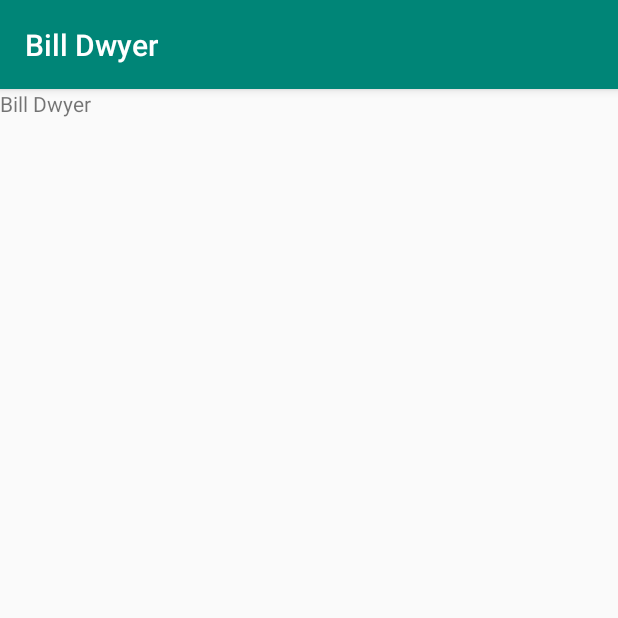
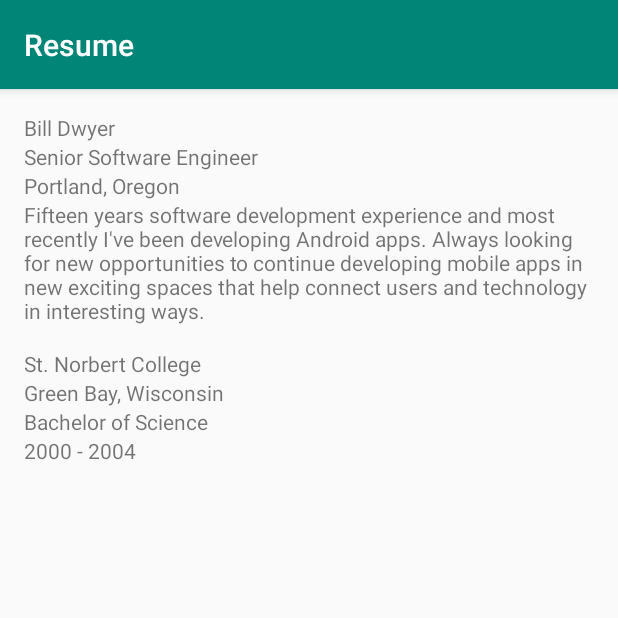
Before and after one commit to AtlasRider/resume_android, an Android app: the screen it shows after launch (MainActivity), on a phone screen of 412 x 824 dp, the top half of it. Run offline under Robolectric (Android 15) with nearby library versions, the phone set to English and light mode, and no system bars; our stand-ins replace data binding; 1 statement that could not run was skipped.

Commit message:
Added "General" and "Education" sections to ResumeFragment

```diff
--- a/android/app/src/main/AndroidManifest.xml
+++ b/android/app/src/main/AndroidManifest.xml
@@ -11,7 +11,7 @@
         android:supportsRtl="true"
         android:theme="@style/AppTheme">
         <activity
-            android:name=".activity.MainActivity"
+            android:name=".ui.activity.MainActivity"
             android:label="@string/app_name"
             android:theme="@style/AppTheme.NoActionBar">
             <intent-filter>
--- a/android/app/src/main/assets/resume.json
+++ b/android/app/src/main/assets/resume.json
@@ -6,8 +6,9 @@
     "intro": "Fifteen years software development experience and most recently I've been developing Android apps. Always looking for new opportunities to continue developing mobile apps in new exciting spaces that help connect users and technology in interesting ways."
   },
   "education": {
-    "start": "2000-09-01",
-    "end": "2004-05-01",
+    "college": "St. Norbert College",
+    "start": "2000",
+    "end": "2004",
     "location": "Green Bay, Wisconsin",
     "degree": "Bachelor of Science",
     "majors": [
--- a/android/app/src/main/java/com/atlasrider/billdwyer/model/ResumeModel.kt
+++ b/android/app/src/main/java/com/atlasrider/billdwyer/data/model/ResumeModel.kt
@@ -1,9 +1,9 @@
-package com.atlasrider.billdwyer.model
+package com.atlasrider.billdwyer.data.model
 
 @Suppress("unused")
-class ResumeModel(
+open class ResumeModel(
         val general: General,
-        val education: Education,
+        open val education: Education,
         val experience: Array<Position>,
         val skills: Array<SkillCategory>,
         val recommendations: Array<Recommendation>) {
@@ -13,12 +13,21 @@ class ResumeModel(
             val currentTitle: String,
             val location: String,
             val intro: String)
-    class Education(
+    open class Education(
+            val college: String,
             val start: String,
             val end: String,
             val location: String,
             val degree: String,
             val majors: Array<String>)
+    class SkillCategory(
+            val category: String,
+            val icon: String,
+            val skills: Array<Skill>){
+        class Skill(
+                val label: String,
+                val icon: String)
+    }
     class Position(
             val id: Int,
             val title: String,
@@ -28,13 +37,6 @@ class ResumeModel(
             val start: String,
             val end: String,
             val description: Array<String>)
-    class SkillCategory(
-            val category: String,
-            val icon: String,
-            val skills: Array<Skill>)
-    class Skill(
-            val label: String,
-            val icon: String)
     class Recommendation(
             val name: String,
             val title: String,
--- /dev/null
+++ b/android/app/src/main/java/com/atlasrider/billdwyer/data/viewmodel/ResumeViewModel.kt
@@ -0,0 +1,18 @@
+package com.atlasrider.billdwyer.data.viewmodel
+
+import com.atlasrider.billdwyer.data.model.ResumeModel
+
+class ResumeViewModel(model: ResumeModel)
+    : ResumeModel(model.general,
+        model.education,
+        model.experience,
+        model.skills,
+        model.recommendations) {
+
+    override val education: EducationViewModel = EducationViewModel(super.education)
+    class EducationViewModel(model: Education): Education(model.college, model.start, model.end, model.location,
+            model.degree, model.majors) {
+        val duration: String = String.format("%s - %s", start, end)
+        fun getMajorsAsString() = super.majors.joinToString()
+    }
+}
--- a/android/app/src/main/java/com/atlasrider/billdwyer/activity/MainActivity.java
+++ b/android/app/src/main/java/com/atlasrider/billdwyer/ui/activity/MainActivity.java
@@ -1,4 +1,4 @@
-package com.atlasrider.billdwyer.activity;
+package com.atlasrider.billdwyer.ui.activity;
 
 import android.os.Bundle;
 
--- a/android/app/src/main/java/com/atlasrider/billdwyer/fragment/ResumeFragment.java
+++ b/android/app/src/main/java/com/atlasrider/billdwyer/ui/fragment/ResumeFragment.java
@@ -1,4 +1,4 @@
-package com.atlasrider.billdwyer.fragment;
+package com.atlasrider.billdwyer.ui.fragment;
 
 import android.os.Bundle;
 import android.util.Log;
@@ -6,8 +6,9 @@ import android.view.LayoutInflater;
 import android.view.View;
 import android.view.ViewGroup;
 
+import com.atlasrider.billdwyer.data.viewmodel.ResumeViewModel;
 import com.atlasrider.billdwyer.databinding.FragmentResumeBinding;
-import com.atlasrider.billdwyer.model.ResumeModel;
+import com.atlasrider.billdwyer.data.model.ResumeModel;
 import com.atlasrider.billdwyer.util.File;
 import com.google.gson.Gson;
 import com.google.gson.JsonElement;
@@ -25,9 +26,9 @@ public class ResumeFragment extends Fragment {
     @Nullable
     @Override
     public View onCreateView(@NonNull LayoutInflater inflater, @Nullable ViewGroup container, @Nullable Bundle savedInstanceState) {
-        ResumeModel resume = loadResume();
+        ResumeViewModel resumeViewModel = new ResumeViewModel(loadResume());
         FragmentResumeBinding binding = FragmentResumeBinding.inflate(inflater, container, false);
-        binding.setResume(resume);
+        binding.setResume(resumeViewModel);
         return binding.getRoot();
     }
 
@@ -47,6 +48,7 @@ public class ResumeFragment extends Fragment {
         JsonElement source = JsonParser.parseString(json);
         JsonElement destination = JsonParser.parseString(gson.toJson(resumeModel));
 
+
         Log.d(TAG, String.valueOf(source.equals(destination)));
         Log.d(TAG, gson.toJson(resumeModel));
 
--- a/android/app/src/main/res/layout/activity_main.xml
+++ b/android/app/src/main/res/layout/activity_main.xml
@@ -4,7 +4,7 @@
     xmlns:tools="http://schemas.android.com/tools"
     android:layout_width="match_parent"
     android:layout_height="match_parent"
-    tools:context=".activity.MainActivity">
+    tools:context=".ui.activity.MainActivity">
 
     <com.google.android.material.appbar.AppBarLayout
         android:layout_width="match_parent"
@@ -18,12 +18,12 @@
             android:gravity="center"
             android:minHeight="?actionBarSize"
             android:padding="@dimen/appbar_padding"
-            android:text="@string/app_name"
+            android:text="Resume"
             android:textAppearance="@style/TextAppearance.Widget.AppCompat.Toolbar.Title" />
 
     </com.google.android.material.appbar.AppBarLayout>
 
-    <fragment android:name="com.atlasrider.billdwyer.fragment.ResumeFragment"
+    <fragment android:name="com.atlasrider.billdwyer.ui.fragment.ResumeFragment"
         android:id="@+id/resume"
         android:layout_width="match_parent"
         android:layout_height="match_parent"
--- a/android/app/src/main/res/layout/fragment_resume.xml
+++ b/android/app/src/main/res/layout/fragment_resume.xml
@@ -5,18 +5,86 @@
 
         <variable
             name="resume"
-            type="com.atlasrider.billdwyer.model.ResumeModel" />
+            type="com.atlasrider.billdwyer.data.viewmodel.ResumeViewModel" />
     </data>
 
-    <LinearLayout
+    <ScrollView
         android:layout_width="match_parent"
-        android:layout_height="match_parent"
-        android:orientation="vertical">
+        android:layout_height="match_parent">
 
-        <TextView
-            android:id="@+id/name"
+        <LinearLayout
             android:layout_width="match_parent"
             android:layout_height="wrap_content"
-            android:text="@{resume.general.name}"/>
-    </LinearLayout>
+            android:orientation="vertical"
+            android:padding="16dp">
+
+            <LinearLayout
+                android:layout_width="match_parent"
+                android:layout_height="wrap_content"
+                android:orientation="vertical"
+                style="@style/resumeSection">
+
+                <TextView
+                    android:layout_width="match_parent"
+                    android:layout_height="wrap_content"
+                    android:text="@{resume.general.name}" />
+
+                <TextView
+                    android:layout_width="match_parent"
+                    android:layout_height="wrap_content"
+                    android:text="@{resume.general.currentTitle}" />
+
+                <TextView
+                    android:layout_width="match_parent"
+                    android:layout_height="wrap_content"
+                    android:text="@{resume.general.location}" />
+
+                <TextView
+                    android:layout_width="match_parent"
+                    android:layout_height="wrap_content"
+                    android:text="@{resume.general.intro}" />
+            </LinearLayout>
+
+            <LinearLayout
+                android:layout_width="match_parent"
+                android:layout_height="wrap_content"
+                android:orientation="vertical"
+                style="@style/resumeSection">
+
+                <TextView
+                    android:layout_width="match_parent"
+                    android:layout_height="wrap_content"
+                    android:text="@{resume.education.college}" />
+
+                <TextView
+                    android:layout_width="match_parent"
+                    android:layout_height="wrap_content"
+                    android:text="@{resume.education.location}" />
+
+                <TextView
+                    android:layout_width="match_parent"
+                    android:layout_height="wrap_content"
+                    android:text="@{resume.education.degree}" />
+
+                <TextView
+                    android:layout_width="match_parent"
+                    android:layout_height="wrap_content"
+                    android:text="@{resume.education.duration}" />
+
+                <TextView
+                    android:layout_width="match_parent"
+                    android:layout_height="wrap_content"
+                    android:text="@{resume.education.majorsAsString}" />
+
+            </LinearLayout>
+
+            <androidx.recyclerview.widget.RecyclerView
+                android:layout_width="match_parent"
+                android:layout_height="wrap_content">
+
+            </androidx.recyclerview.widget.RecyclerView>
+
+        </LinearLayout>
+    </ScrollView>
+
 </layout>
--- a/android/app/src/main/res/values/styles.xml
+++ b/android/app/src/main/res/values/styles.xml
@@ -17,4 +17,9 @@
 
     <style name="AppTheme.PopupOverlay" parent="ThemeOverlay.AppCompat.Light" />
 
+
+    <style name="resumeSection">
+        <item name="android:layout_marginBottom">16dp</item>
+    </style>
+
 </resources>
```
